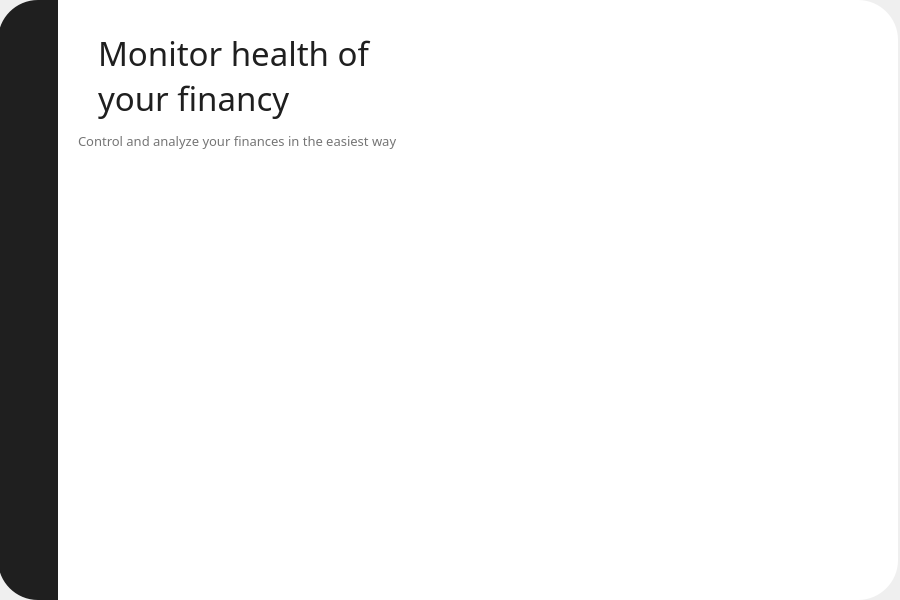
Before: the Qt Designer form mainwindow.ui in 262094/Financify, drawn with Qt 5.
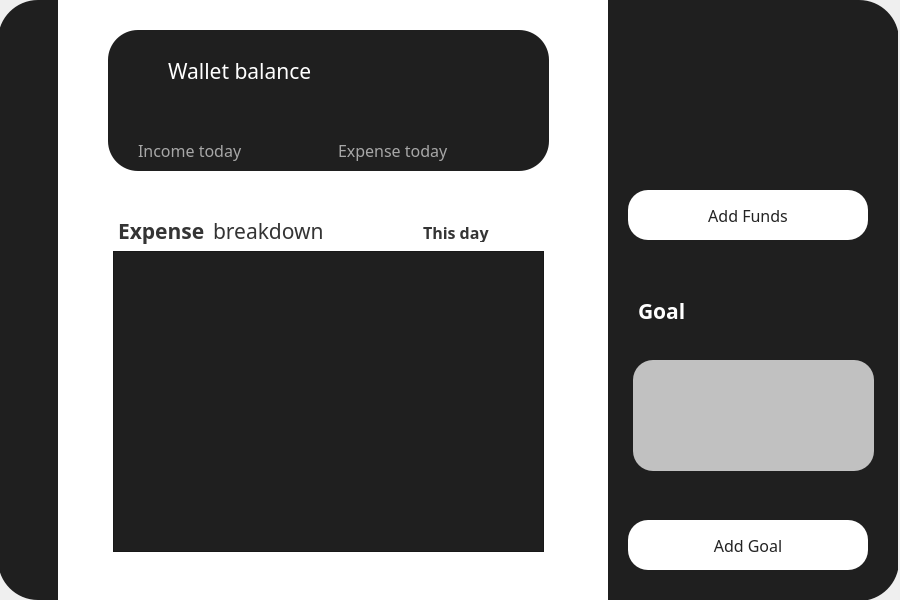
After: the same form once the commit is applied. The open tabs and pages were chosen to show the change. Icons and pictures are not drawn.

```diff
--- a/mainwindow.ui
+++ b/mainwindow.ui
@@ -848,37 +848,6 @@
      <property name="font">
       <font/>
      </property>
-     <widget class="QPushButton" name="closeButton">
-      <property name="geometry">
-       <rect>
-        <x>840</x>
-        <y>30</y>
-        <width>28</width>
-        <height>28</height>
-       </rect>
-      </property>
-      <property name="styleSheet">
-       <string notr="true">QWidget#closeButton{
-	image:url(:/new/prefix1/icons/close.png);
-}
-
-QWidget#closeButton:hover{
-	image:url(:/new/prefix1/icons/close_pressed.png);
-}</string>
-      </property>
-      <property name="text">
-       <string/>
-      </property>
-      <property name="iconSize">
-       <size>
-        <width>20</width>
-        <height>20</height>
-       </size>
-      </property>
-      <property name="flat">
-       <bool>true</bool>
-      </property>
-     </widget>
      <widget class="QWidget" name="leftMenuWidget" native="true">
       <property name="enabled">
        <bool>true</bool>
@@ -927,13 +896,25 @@
        <property name="geometry">
         <rect>
          <x>16</x>
-         <y>70</y>
+         <y>130</y>
          <width>28</width>
          <height>28</height>
         </rect>
        </property>
        <property name="styleSheet">
-        <string notr="true">image:url(:/new/prefix1/icons/account.png)</string>
+        <string notr="true">QWidget#accountButton{
+image: url(:/new/prefix1/icons//user.svg);
+}
+QWidget#accountButton:checked{
+border: none;
+outline: none;
+	image: url(:/new/prefix1/icons/user_clicked.svg);
+}
+QWidget#accountButton:pressed{
+border: none;
+outline: none;
+	image: url(:/new/prefix1/icons/user_clicked.svg);
+}</string>
        </property>
        <property name="text">
         <string/>
@@ -944,6 +925,9 @@
          <height>20</height>
         </size>
        </property>
+       <property name="checkable">
+        <bool>true</bool>
+       </property>
        <property name="flat">
         <bool>true</bool>
        </property>
@@ -955,13 +939,25 @@
        <property name="geometry">
         <rect>
          <x>16</x>
-         <y>150</y>
+         <y>200</y>
          <width>28</width>
          <height>28</height>
         </rect>
        </property>
        <property name="styleSheet">
-        <string notr="true">image:url(:/new/prefix1/icons/chart.png)</string>
+        <string notr="true">QWidget#chartButton{
+	image: url(:/new/prefix1/icons/pie-chart.svg);
+}
+QWidget#chartButton:checked{
+border: none;
+outline: none;
+image: url(:/new/prefix1/icons/pie-chart_clicked.svg);
+}
+QWidget#chartButton:pressed{
+border: none;
+outline: none;
+image: url(:/new/prefix1/icons/pie-chart_clicked.svg);
+}</string>
        </property>
        <property name="text">
         <string/>
@@ -971,6 +967,55 @@
          <width>20</width>
          <height>20</height>
         </size>
+       </property>
+       <property name="checkable">
+        <bool>true</bool>
+       </property>
+       <property name="default">
+        <bool>false</bool>
+       </property>
+       <property name="flat">
+        <bool>true</bool>
+       </property>
+      </widget>
+      <widget class="QPushButton" name="homeButton">
+       <property name="geometry">
+        <rect>
+         <x>16</x>
+         <y>60</y>
+         <width>28</width>
+         <height>28</height>
+        </rect>
+       </property>
+       <property name="styleSheet">
+        <string notr="true">QWidget#homeButton{
+image: url(:/new/prefix1/icons/home.svg);
+}
+QWidget#homeButton:checked{
+border: none;
+outline: none;
+	image: url(:/new/prefix1/icons/home_clicked.svg);
+}
+QWidget#homeButton:pressed{
+border: none;
+outline: none;
+	image: url(:/new/prefix1/icons/home_clicked.svg);
+}</string>
+       </property>
+       <property name="text">
+        <string/>
+       </property>
+       <property name="iconSize">
+        <size>
+         <width>20</width>
+         <height>20</height>
+        </size>
+       </property>
+       <property name="checkable">
+        <bool>true</bool>
+       </property>
+       <property name="checked">
+        <bool>true</bool>
        </property>
        <property name="default">
         <bool>false</bool>
@@ -991,7 +1036,9 @@
       </property>
       <property name="font">
        <font>
-        <bold>true</bold>
+        <family>Poppins</family>
+        <pointsize>12</pointsize>
+        <bold>false</bold>
        </font>
       </property>
       <property name="styleSheet">
@@ -1002,56 +1049,692 @@
 }
 </string>
       </property>
-      <widget class="QLabel" name="mainLabel">
+      <widget class="QWidget" name="widget" native="true">
        <property name="geometry">
         <rect>
-         <x>40</x>
+         <x>50</x>
+         <y>210</y>
+         <width>441</width>
+         <height>351</height>
+        </rect>
+       </property>
+       <widget class="QLabel" name="mainLabel_2">
+        <property name="geometry">
+         <rect>
+          <x>10</x>
+          <y>0</y>
+          <width>91</width>
+          <height>41</height>
+         </rect>
+        </property>
+        <property name="font">
+         <font>
+          <family>Poppins ExtraBold</family>
+          <pointsize>16</pointsize>
+          <bold>true</bold>
+          <stylestrategy>PreferAntialias</stylestrategy>
+          <kerning>true</kerning>
+         </font>
+        </property>
+        <property name="styleSheet">
+         <string notr="true">color: rgb(52, 52, 52);</string>
+        </property>
+        <property name="text">
+         <string>Expense</string>
+        </property>
+       </widget>
+       <widget class="QLabel" name="mainLabel_9">
+        <property name="geometry">
+         <rect>
+          <x>105</x>
+          <y>0</y>
+          <width>121</width>
+          <height>41</height>
+         </rect>
+        </property>
+        <property name="font">
+         <font>
+          <family>Poppins</family>
+          <pointsize>16</pointsize>
+          <bold>false</bold>
+          <stylestrategy>PreferAntialias</stylestrategy>
+          <kerning>true</kerning>
+         </font>
+        </property>
+        <property name="styleSheet">
+         <string notr="true">color: rgb(52, 52, 52);
+</string>
+        </property>
+        <property name="text">
+         <string>breakdown</string>
+        </property>
+       </widget>
+       <widget class="QComboBox" name="filterComboBox">
+        <property name="geometry">
+         <rect>
+          <x>310</x>
+          <y>10</y>
+          <width>121</width>
+          <height>24</height>
+         </rect>
+        </property>
+        <property name="font">
+         <font>
+          <family>Poppins ExtraBold</family>
+          <pointsize>12</pointsize>
+          <bold>true</bold>
+         </font>
+        </property>
+        <property name="styleSheet">
+         <string notr="true">QComboBox#filterComboBox {
+background-color: transparent;
+border: none;
+outline: none;
+color: rgb(52, 52, 52);
+}
+QComboBox#filterComboBox:drop-down {
+background-color: transparent;
+border: none;
+color: rgb(52, 52, 52);
+outline: none;
+}
+QComboBox#filterComboBox:down-arrow {
+image: url(:/new/prefix1/icons/chevron-down_black.svg);
+}
+
+QComboBox#filterComboBox::item:selected { 
+background-color: #e1e1e1; 
+border: none;
+}</string>
+        </property>
+        <item>
+         <property name="text">
+          <string>This day</string>
+         </property>
+        </item>
+        <item>
+         <property name="text">
+          <string>This week</string>
+         </property>
+        </item>
+        <item>
+         <property name="text">
+          <string>This month</string>
+         </property>
+        </item>
+        <item>
+         <property name="text">
+          <string>This year</string>
+         </property>
+        </item>
+       </widget>
+       <widget class="QTableWidget" name="tableWidget">
+        <property name="geometry">
+         <rect>
+          <x>5</x>
+          <y>41</y>
+          <width>431</width>
+          <height>301</height>
+         </rect>
+        </property>
+        <property name="font">
+         <font>
+          <family>Poppins Medium</family>
+          <pointsize>10</pointsize>
+         </font>
+        </property>
+        <property name="styleSheet">
+         <string notr="true">QTableWidget {
+	background-color: rgb(31, 31, 31);
+	color: #fff;
+}
+QTableWidget::item {
+	padding: 5px;
+}
+QTableWidget::item:selected {
+	background-color: rgb(195, 195, 195);
+}
+QHeaderView::section {
+	background-color: rgb(195, 195, 195);
+	padding: 5px;
+}
+QTableWidget QScrollBar:horizontal {
+    background-color: #F0F0F0;
+    height: 15px;
+}
+
+QTableWidget QScrollBar::handle:horizontal {
+    background-color: #C0C0C0;
+    min-width: 20px;
+}
+
+QTableWidget QScrollBar::add-line:horizontal,
+QTableWidget QScrollBar::sub-line:horizontal {
+    background-color: #F0F0F0;
+    height: 15px;
+    subcontrol-position: right;
+    subcontrol-origin: margin;
+}
+
+QTableWidget QScrollBar::add-page:horizontal,
+QTableWidget QScrollBar::sub-page:horizontal {
+    background-color: #C0C0C0;
+}</string>
+        </property>
+       </widget>
+      </widget>
+      <widget class="QWidget" name="widget_2" native="true">
+       <property name="geometry">
+        <rect>
+         <x>50</x>
          <y>30</y>
-         <width>301</width>
-         <height>91</height>
+         <width>441</width>
+         <height>141</height>
         </rect>
        </property>
-       <property name="font">
-        <font>
-         <family>Poppins</family>
-         <pointsize>25</pointsize>
-         <stylestrategy>PreferAntialias</stylestrategy>
-         <kerning>true</kerning>
-        </font>
-       </property>
        <property name="styleSheet">
-        <string notr="true">color: rgb(31,31,31);
-</string>
+        <string notr="true">QWidget#widget_2{
+	background-color: rgb(31, 31, 31);
+border-radius: 30px;
+}</string>
        </property>
-       <property name="text">
-        <string>Monitor health of  
-your financy</string>
-       </property>
+       <widget class="QLabel" name="mainLabel_10">
+        <property name="geometry">
+         <rect>
+          <x>60</x>
+          <y>20</y>
+          <width>161</width>
+          <height>41</height>
+         </rect>
+        </property>
+        <property name="font">
+         <font>
+          <family>Poppins Medium</family>
+          <pointsize>16</pointsize>
+          <bold>false</bold>
+          <stylestrategy>PreferAntialias</stylestrategy>
+          <kerning>true</kerning>
+         </font>
+        </property>
+        <property name="styleSheet">
+         <string notr="true">QWidget#mainLabel_10{
+color: #fff;
+background-color:transparent;
+}</string>
+        </property>
+        <property name="text">
+         <string>Wallet balance</string>
+        </property>
+       </widget>
+       <widget class="QWidget" name="arrowUp" native="true">
+        <property name="geometry">
+         <rect>
+          <x>30</x>
+          <y>90</y>
+          <width>20</width>
+          <height>20</height>
+         </rect>
+        </property>
+        <property name="styleSheet">
+         <string notr="true">QWidget#arrowUp{
+image: url(:/new/prefix1/icons/arrow-up.svg);
+}</string>
+        </property>
+       </widget>
+       <widget class="QLabel" name="mainLabel_11">
+        <property name="geometry">
+         <rect>
+          <x>30</x>
+          <y>110</y>
+          <width>121</width>
+          <height>21</height>
+         </rect>
+        </property>
+        <property name="font">
+         <font>
+          <family>Poppins Medium</family>
+          <pointsize>12</pointsize>
+          <bold>false</bold>
+          <stylestrategy>PreferAntialias</stylestrategy>
+          <kerning>true</kerning>
+         </font>
+        </property>
+        <property name="styleSheet">
+         <string notr="true">QWidget#mainLabel_11{
+color: rgb(167, 167, 167);
+background-color:transparent;
+}</string>
+        </property>
+        <property name="text">
+         <string>Income today</string>
+        </property>
+       </widget>
+       <widget class="QWidget" name="arrowDown" native="true">
+        <property name="geometry">
+         <rect>
+          <x>230</x>
+          <y>90</y>
+          <width>20</width>
+          <height>20</height>
+         </rect>
+        </property>
+        <property name="styleSheet">
+         <string notr="true">QWidget#arrowDown{
+image: url(:/new/prefix1/icons/arrow-down_red.svg);
+}</string>
+        </property>
+       </widget>
+       <widget class="QLabel" name="mainLabel_12">
+        <property name="geometry">
+         <rect>
+          <x>230</x>
+          <y>110</y>
+          <width>121</width>
+          <height>21</height>
+         </rect>
+        </property>
+        <property name="font">
+         <font>
+          <family>Poppins Medium</family>
+          <pointsize>12</pointsize>
+          <bold>false</bold>
+          <stylestrategy>PreferAntialias</stylestrategy>
+          <kerning>true</kerning>
+         </font>
+        </property>
+        <property name="styleSheet">
+         <string notr="true">QWidget#mainLabel_12{
+color: rgb(167, 167, 167);
+background-color:transparent;
+}</string>
+        </property>
+        <property name="text">
+         <string>Expense today</string>
+        </property>
+       </widget>
+       <widget class="QLabel" name="income">
+        <property name="geometry">
+         <rect>
+          <x>60</x>
+          <y>90</y>
+          <width>81</width>
+          <height>21</height>
+         </rect>
+        </property>
+        <property name="font">
+         <font>
+          <family>Poppins</family>
+          <pointsize>12</pointsize>
+         </font>
+        </property>
+        <property name="styleSheet">
+         <string notr="true">color: rgb(255, 255, 255);</string>
+        </property>
+        <property name="text">
+         <string/>
+        </property>
+       </widget>
+       <widget class="QLabel" name="expense">
+        <property name="geometry">
+         <rect>
+          <x>270</x>
+          <y>90</y>
+          <width>81</width>
+          <height>21</height>
+         </rect>
+        </property>
+        <property name="font">
+         <font>
+          <family>Poppins</family>
+          <pointsize>12</pointsize>
+         </font>
+        </property>
+        <property name="styleSheet">
+         <string notr="true">color: rgb(255, 255, 255);</string>
+        </property>
+        <property name="text">
+         <string/>
+        </property>
+       </widget>
+       <widget class="QLabel" name="totalBalance">
+        <property name="geometry">
+         <rect>
+          <x>250</x>
+          <y>20</y>
+          <width>131</width>
+          <height>41</height>
+         </rect>
+        </property>
+        <property name="font">
+         <font>
+          <family>Poppins Medium</family>
+          <pointsize>14</pointsize>
+          <bold>false</bold>
+          <stylestrategy>PreferAntialias</stylestrategy>
+          <kerning>true</kerning>
+         </font>
+        </property>
+        <property name="styleSheet">
+         <string notr="true">color: #fff;
+background-color:transparent;</string>
+        </property>
+        <property name="text">
+         <string/>
+        </property>
+       </widget>
       </widget>
-      <widget class="QLabel" name="mainLabel_2">
+      <widget class="QWidget" name="widget_3" native="true">
        <property name="geometry">
         <rect>
-         <x>20</x>
-         <y>130</y>
-         <width>341</width>
-         <height>21</height>
+         <x>550</x>
+         <y>0</y>
+         <width>291</width>
+         <height>601</height>
         </rect>
        </property>
-       <property name="font">
-        <font>
-         <family>Poppins</family>
-         <pointsize>10</pointsize>
-         <stylestrategy>PreferAntialias</stylestrategy>
-         <kerning>true</kerning>
-        </font>
-       </property>
        <property name="styleSheet">
-        <string notr="true">color: rgb(117, 117, 117);
+        <string notr="true">QWidget#widget_3{
+	background-color: rgb(31, 31, 31);
+border-top-right-radius:40px;
+border-bottom-right-radius:40px;
+}
 </string>
        </property>
-       <property name="text">
-        <string>Control and analyze your finances in the easiest way</string>
-       </property>
+       <widget class="QPushButton" name="closeButton">
+        <property name="geometry">
+         <rect>
+          <x>220</x>
+          <y>30</y>
+          <width>28</width>
+          <height>28</height>
+         </rect>
+        </property>
+        <property name="styleSheet">
+         <string notr="true">QWidget#closeButton{
+	image: url(:/new/prefix1/icons/close_2.png);
+}
+
+QWidget#closeButton:hover{
+	image:url(:/new/prefix1/icons/close_pressed.png);
+}
+
+QWidget#closeButton:pressed{
+border: none;
+outline: none;
+image:url(:/new/prefix1/icons/close_pressed.png);
+}
+</string>
+        </property>
+        <property name="text">
+         <string/>
+        </property>
+        <property name="iconSize">
+         <size>
+          <width>20</width>
+          <height>20</height>
+         </size>
+        </property>
+        <property name="flat">
+         <bool>true</bool>
+        </property>
+       </widget>
+       <widget class="QLabel" name="mainLabel_13">
+        <property name="geometry">
+         <rect>
+          <x>30</x>
+          <y>290</y>
+          <width>91</width>
+          <height>41</height>
+         </rect>
+        </property>
+        <property name="font">
+         <font>
+          <family>Poppins ExtraBold</family>
+          <pointsize>16</pointsize>
+          <bold>true</bold>
+          <stylestrategy>PreferAntialias</stylestrategy>
+          <kerning>true</kerning>
+         </font>
+        </property>
+        <property name="styleSheet">
+         <string notr="true">color: #fff;</string>
+        </property>
+        <property name="text">
+         <string>Goal</string>
+        </property>
+       </widget>
+       <widget class="QPushButton" name="addFundsButton">
+        <property name="geometry">
+         <rect>
+          <x>20</x>
+          <y>190</y>
+          <width>240</width>
+          <height>50</height>
+         </rect>
+        </property>
+        <property name="font">
+         <font>
+          <family>Poppins</family>
+          <pointsize>12</pointsize>
+          <bold>false</bold>
+         </font>
+        </property>
+        <property name="styleSheet">
+         <string notr="true">QWidget#addFundsButton{
+	background-color: rgb(255, 255, 255);
+	border-radius:20px;
+	color: rgb(35,35,35);
+}
+
+QWidget#addFundsButton:hover{
+	background-color: rgb(170, 170, 170);
+	border-radius:20px;
+	color: rgb(35,35,35);
+}</string>
+        </property>
+        <property name="text">
+         <string>Add Funds</string>
+        </property>
+        <property name="flat">
+         <bool>true</bool>
+        </property>
+       </widget>
+       <widget class="QWidget" name="plus" native="true">
+        <property name="geometry">
+         <rect>
+          <x>40</x>
+          <y>205</y>
+          <width>20</width>
+          <height>20</height>
+         </rect>
+        </property>
+        <property name="styleSheet">
+         <string notr="true">QWidget#plus{
+	image: url(:/new/prefix1/icons/plus.svg);
+}</string>
+        </property>
+       </widget>
+       <widget class="QWidget" name="plus_2" native="true">
+        <property name="geometry">
+         <rect>
+          <x>40</x>
+          <y>535</y>
+          <width>20</width>
+          <height>20</height>
+         </rect>
+        </property>
+        <property name="styleSheet">
+         <string notr="true">QWidget#plus_2{
+	image: url(:/new/prefix1/icons/plus.svg);
+}</string>
+        </property>
+       </widget>
+       <widget class="QPushButton" name="addGoalsButton">
+        <property name="geometry">
+         <rect>
+          <x>20</x>
+          <y>520</y>
+          <width>240</width>
+          <height>50</height>
+         </rect>
+        </property>
+        <property name="font">
+         <font>
+          <family>Poppins</family>
+          <pointsize>12</pointsize>
+          <bold>false</bold>
+         </font>
+        </property>
+        <property name="styleSheet">
+         <string notr="true">QWidget#addGoalsButton{
+	background-color: rgb(255, 255, 255);
+	border-radius:20px;
+	color: rgb(35,35,35);
+}
+
+QWidget#addGoalsButton:hover{
+	background-color: rgb(170, 170, 170);
+	border-radius:20px;
+	color: rgb(35,35,35);
+}</string>
+        </property>
+        <property name="text">
+         <string>Add Goal</string>
+        </property>
+        <property name="flat">
+         <bool>true</bool>
+        </property>
+       </widget>
+       <widget class="QProgressBar" name="goalBar">
+        <property name="geometry">
+         <rect>
+          <x>25</x>
+          <y>360</y>
+          <width>241</width>
+          <height>111</height>
+         </rect>
+        </property>
+        <property name="styleSheet">
+         <string notr="true">QProgressBar::chunk {
+ 	background-color:#FFF; 
+border-radius: 20px;
+}
+QProgressBar#goalBar{
+border-radius: 20px;
+text-align: center;
+	background-color: rgb(193, 193, 193);
+}</string>
+        </property>
+        <property name="value">
+         <number>0</number>
+        </property>
+        <property name="textVisible">
+         <bool>false</bool>
+        </property>
+        <property name="orientation">
+         <enum>Qt::Horizontal</enum>
+        </property>
+        <property name="invertedAppearance">
+         <bool>false</bool>
+        </property>
+        <property name="textDirection">
+         <enum>QProgressBar::TopToBottom</enum>
+        </property>
+        <property name="format">
+         <string>%p%</string>
+        </property>
+       </widget>
+       <widget class="QLabel" name="goalName">
+        <property name="geometry">
+         <rect>
+          <x>80</x>
+          <y>370</y>
+          <width>131</width>
+          <height>21</height>
+         </rect>
+        </property>
+        <property name="font">
+         <font>
+          <family>Poppins</family>
+          <pointsize>12</pointsize>
+         </font>
+        </property>
+        <property name="styleSheet">
+         <string notr="true">QLabel#goalName{
+	color: rgb(0, 0, 0);
+}</string>
+        </property>
+        <property name="text">
+         <string/>
+        </property>
+        <property name="alignment">
+         <set>Qt::AlignCenter</set>
+        </property>
+       </widget>
+       <widget class="QLabel" name="goalAmount">
+        <property name="geometry">
+         <rect>
+          <x>80</x>
+          <y>390</y>
+          <width>131</width>
+          <height>21</height>
+         </rect>
+        </property>
+        <property name="font">
+         <font>
+          <family>Poppins</family>
+          <pointsize>12</pointsize>
+         </font>
+        </property>
+        <property name="styleSheet">
+         <string notr="true">QLabel#goalName{
+	color: rgb(0, 0, 0);
+}</string>
+        </property>
+        <property name="text">
+         <string/>
+        </property>
+        <property name="alignment">
+         <set>Qt::AlignCenter</set>
+        </property>
+       </widget>
+       <widget class="QLabel" name="goalComplete">
+        <property name="geometry">
+         <rect>
+          <x>80</x>
+          <y>440</y>
+          <width>131</width>
+          <height>21</height>
+         </rect>
+        </property>
+        <property name="font">
+         <font>
+          <family>Poppins</family>
+          <pointsize>12</pointsize>
+         </font>
+        </property>
+        <property name="styleSheet">
+         <string notr="true">QLabel#goalName{
+	color: rgb(0, 0, 0);
+}</string>
+        </property>
+        <property name="text">
+         <string/>
+        </property>
+        <property name="alignment">
+         <set>Qt::AlignCenter</set>
+        </property>
+       </widget>
+       <zorder>closeButton</zorder>
+       <zorder>mainLabel_13</zorder>
+       <zorder>addFundsButton</zorder>
+       <zorder>plus</zorder>
+       <zorder>addGoalsButton</zorder>
+       <zorder>plus_2</zorder>
+       <zorder>goalBar</zorder>
+       <zorder>goalName</zorder>
+       <zorder>goalAmount</zorder>
+       <zorder>goalComplete</zorder>
       </widget>
      </widget>
      <zorder>leftMenuWidget</zorder>
```
Left out of the diff: 207 changed lines with no effect on the pictures.
